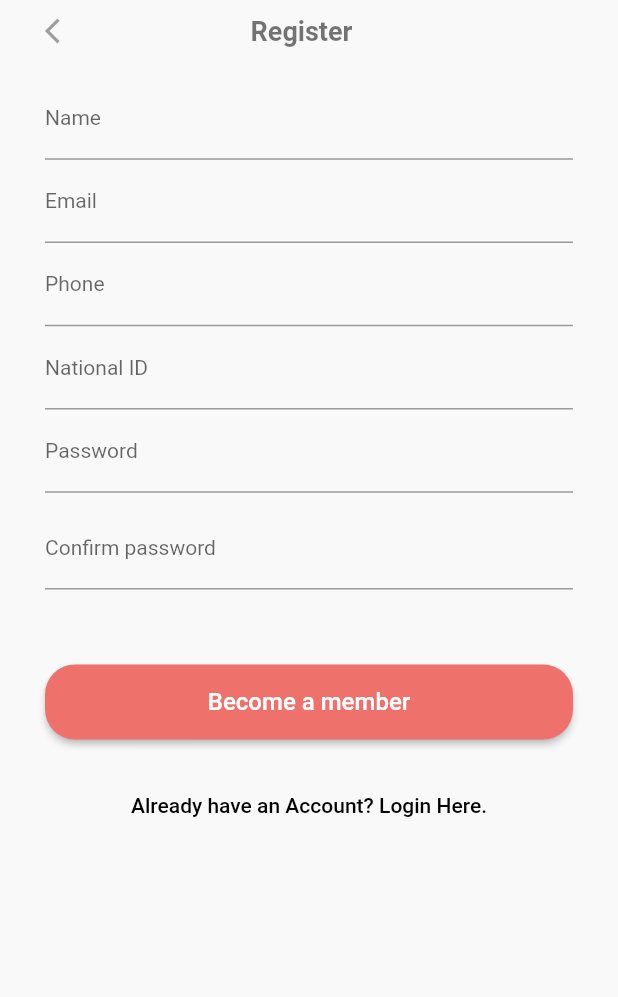
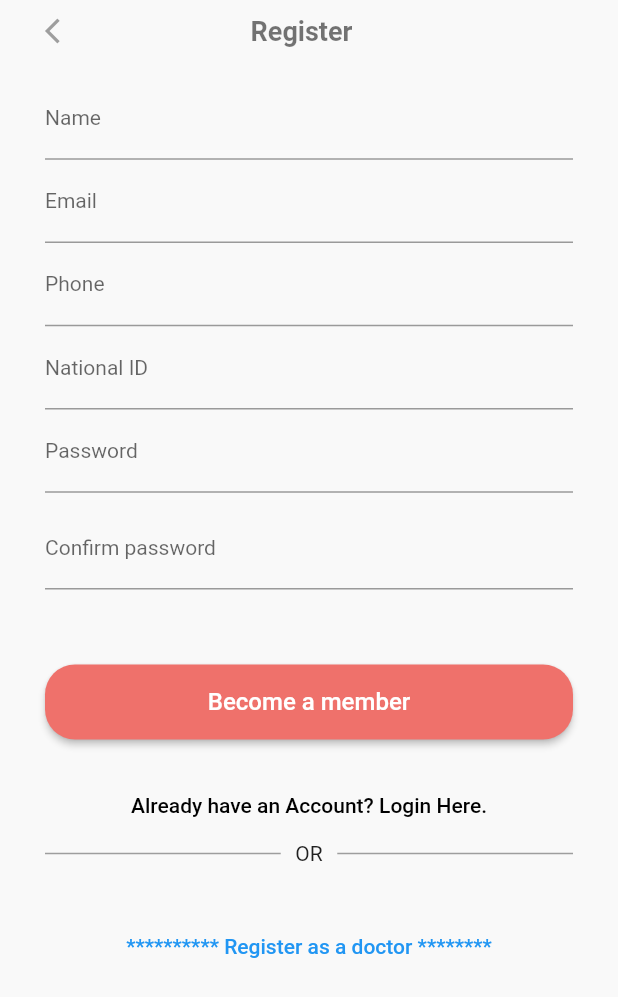
Before and after one commit to ekbaya/my-doctor, a Flutter app: the RegistrationScreen screen opened by its route, on a phone screen of 412 x 824 dp. Shown: the top 997 px of the screen. Run offline on Flutter 3.47's test engine with Material 2 defaults, Android fonts, the phone set to English and light mode, and no system bars; our stand-ins replace firebase_auth, firebase_core, firebase_database, flutter_svg, fluttertoast, google_fonts and 1 more; accounts and stored records are empty.

```diff
--- a/lib/main.dart
+++ b/lib/main.dart
@@ -16,6 +16,7 @@ void main() async{
 
 DatabaseReference userRef = FirebaseDatabase.instance.reference().child("users");
 DatabaseReference accountRef = FirebaseDatabase.instance.reference().child("accounts");
+DatabaseReference categoriesRef = FirebaseDatabase.instance.reference().child("categories");
 final FirebaseAuth firebaseAuth = FirebaseAuth.instance;
 
 class MyApp extends StatelessWidget {
--- a/lib/screens/registration.dart
+++ b/lib/screens/registration.dart
@@ -1,5 +1,6 @@
 import 'package:firebase_auth/firebase_auth.dart';
 import 'package:flutter/material.dart';
+import 'package:my_doctor/screens/doctors_registration.dart';
 import 'package:my_doctor/screens/home_screen.dart';
 import 'package:my_doctor/screens/login.dart';
 import 'package:my_doctor/utils/Loader.dart';
@@ -204,6 +205,49 @@ class _RegistrationScreenState extends State<RegistrationScreen> {
                     style: TextStyle(color: Colors.black),
                   ),
                 ),
+                Row(
+                  mainAxisAlignment: MainAxisAlignment.spaceBetween,
+                  children: [
+                    SizedBox(
+                      width: MediaQuery.of(context).size.width * 0.43,
+                      child: Divider(
+                        indent: 20,
+                        thickness: 1,
+                        height: 1,
+                        color: Colors.grey,
+                      ),
+                    ),
+                    Text("OR"),
+                    SizedBox(
+                      width: MediaQuery.of(context).size.width * 0.43,
+                      child: Divider(
+                        endIndent: 20,
+                        thickness: 1,
+                        height: 1,
+                        color: Colors.grey,
+                      ),
+                    ),
+                  ],
+                ),
+                SizedBox(
+                  height: 30,
+                ),
+                TextButton(
+                  onPressed: () {
+                    Navigator.push(
+                      context,
+                      MaterialPageRoute(
+                        builder: (context) {
+                          return DoctorsRegistration();
+                        },
+                      ),
+                    );
+                  },
+                  child: Text(
+                    "********** Register as a doctor ********",
+                    style: TextStyle(color: Colors.blue),
+                  ),
+                ),
               ],
             ),
           ),
@@ -226,14 +270,10 @@ class _RegistrationScreenState extends State<RegistrationScreen> {
         "email": emailController.text.trim(),
         "phone": phoneController.text.trim(),
         "nationalId": idController.text.trim(),
-        "image":""
+        "image": ""
       };
 
-      Map accountDataMap = {
-        "id": user.uid,
-        "amount": "2000",
-        "type":"user"
-      };
+      Map accountDataMap = {"id": user.uid, "amount": "2000", "type": "user"};
 
       userRef.child(user.uid).set(userDataMap);
       accountRef.child(user.uid).set(accountDataMap);
```
Also changed, not shown: lib/screens/detail_screen.dart (+15 -3 lines), lib/screens/doctors_registration.dart (added, +104 -0 lines), pubspec.lock.
